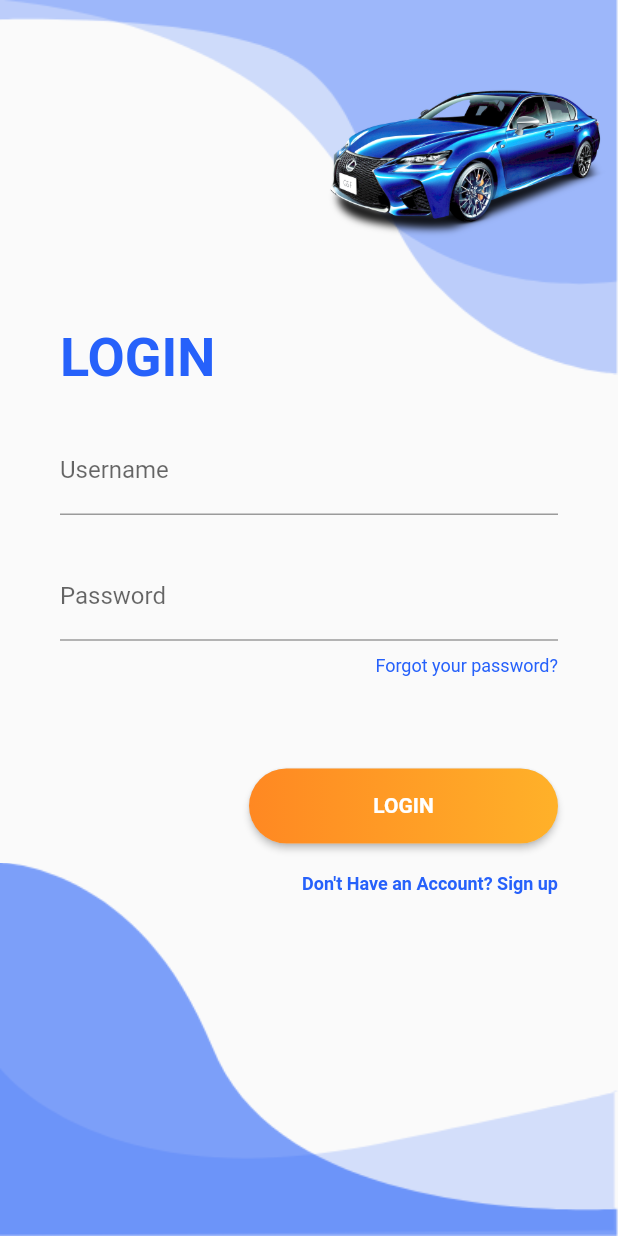
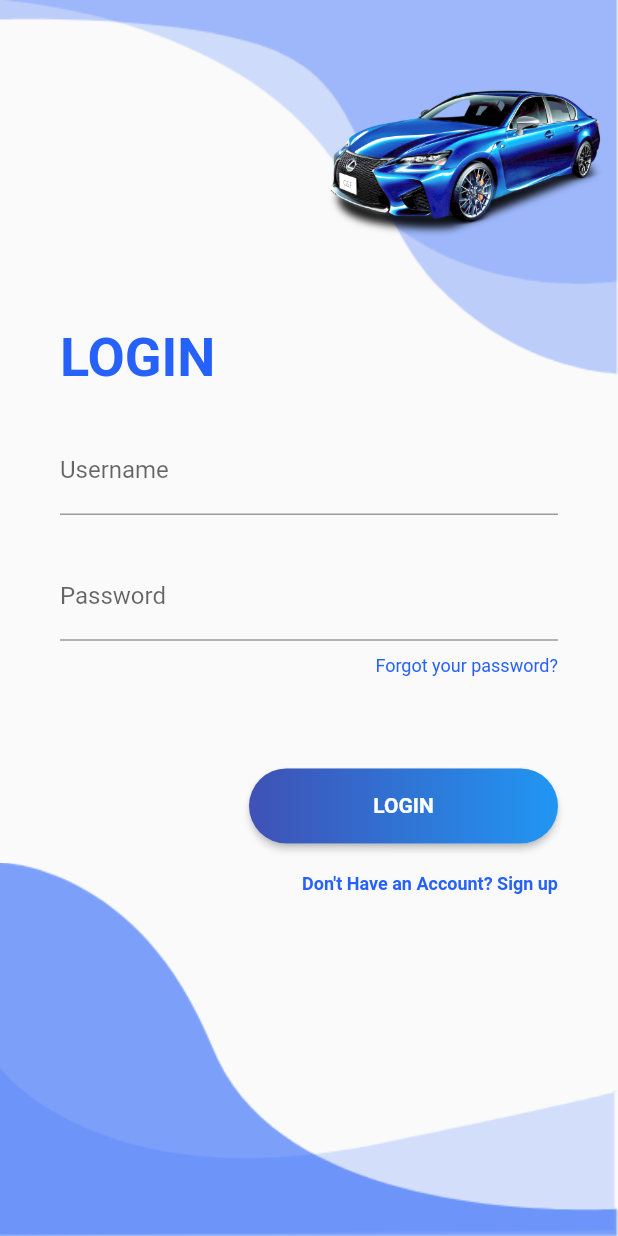
Before and after one commit to javedmughal-058/vehicle_management_app_in_flutter, a Flutter app: the screen it shows after launch, item 3 of the bottom bar chosen, after a tap on "Admin Login", on a phone screen of 412 x 824 dp. Run offline on Flutter 3.47's test engine with Material 2 defaults, Android fonts, the phone set to English and light mode, and no system bars; our stand-ins replace animated_text_kit, carousel_slider, cool_alert, flutter_rating_bar, google_fonts, google_maps_flutter and 1 more; missing offline and left inert: flutter_phone_direct_caller.

Commit message:
Update login.dart

```diff
--- a/lib/Admin/Screens/login/login.dart
+++ b/lib/Admin/Screens/login/login.dart
@@ -85,8 +85,8 @@ class LoginScreen extends StatelessWidget {
                     borderRadius: BorderRadius.circular(80.0),
                     gradient: new LinearGradient(
                       colors: [
-                        Color.fromARGB(255, 255, 136, 34),
-                        Color.fromARGB(255, 255, 177, 41)
+                        Colors.indigo,
+                        Colors.blue,
                       ]
                     )
                   ),
```
